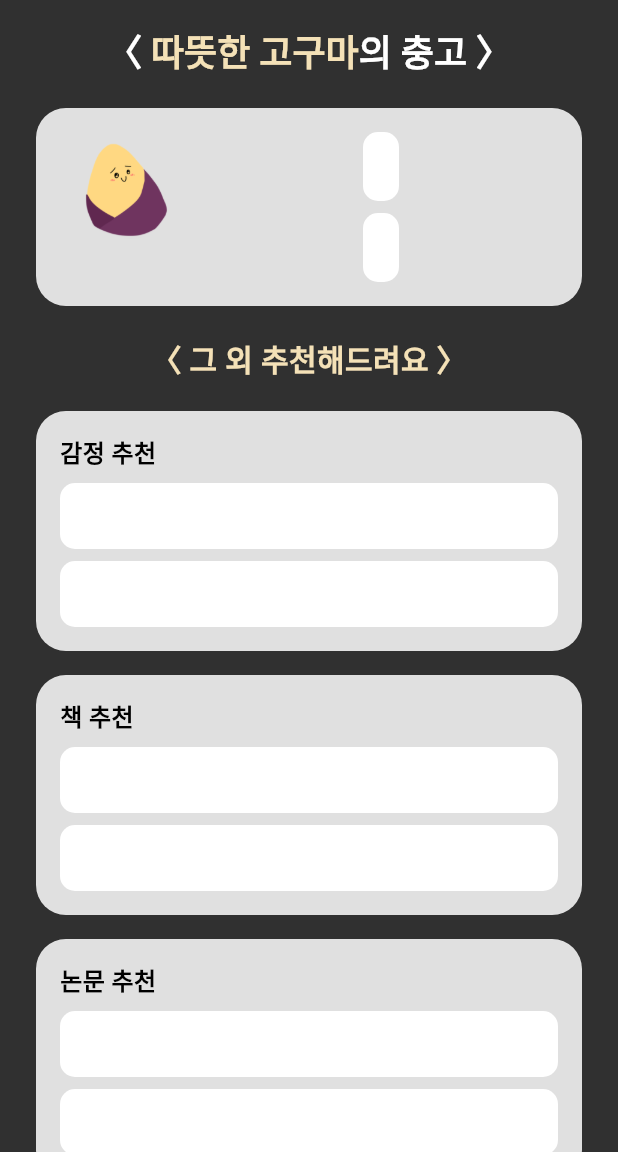
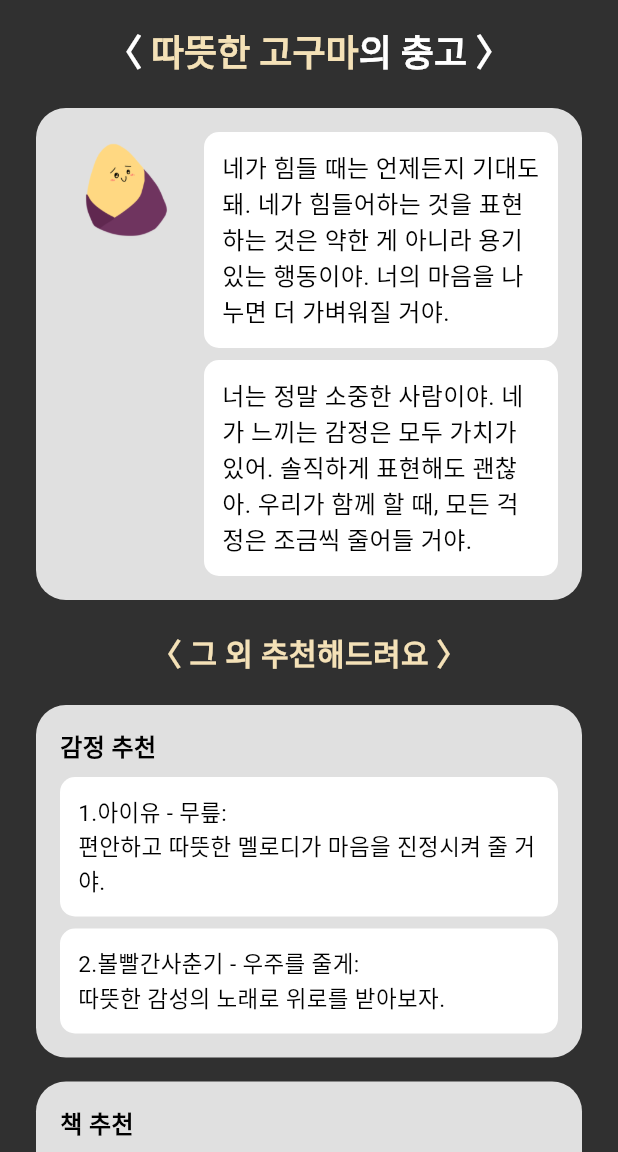
Before and after one commit to haneulllll/DailySweet, a Flutter app: the SelectTorFPage screen opened directly, after a tap on "따뜻한 고구마", on a phone screen of 412 x 824 dp, the part 84-1236 px from its top. Run offline on Flutter 3.47's test engine with Material 3 defaults, Android fonts, the phone set to English and light mode, and no system bars; Roboto replaces fonts that are missing (Nanum SeongSirCe).

Commit message:
Add description

```diff
--- a/lib/collection.dart
+++ b/lib/collection.dart
@@ -1,8 +1,11 @@
 import 'package:flutter/material.dart';
-import 'package:http/http.dart' as http;
-import 'dart:convert';
-import 'callServer.dart';
 
+/*
+<<구현한 기능 목록>>
+* CollectionPage: 월별로 생성된 고구마 이미지를 컬렉션으로 보여주는 페이지
+* _fetchPotatoCollection: 서버에서 월별 고구마 컬렉션 데이터를 가져오는 함수
+* GridView.builder: 12개월을 나타내는 그리드를 생성하고, 각 월에 해당하는 고구마 이미지를 표시
+*/
 
 class CollectionPage extends StatefulWidget {
   @override
@@ -20,7 +23,6 @@ class _CollectionPageState extends State<CollectionPage> {
     _fetchPotatoCollection();
   }
 
-
   // 서버에서 고구마 컬렉션 데이터를 가져오는 함수
   Future<void> _fetchPotatoCollection() async {
     // TODO: 서버에서 데이터를 가져와서 collectedPotatoes에 저장
@@ -35,10 +37,6 @@ class _CollectionPageState extends State<CollectionPage> {
       9: 'images/3.png',
       11: 'images/4.png',
     };
-    //collectedPotatoes = await ApiService().getAllSP();
-    //실제 이미지 데이터 호출
-    //고구마 이미지 table을 다 긁어오는 형식(1~12월)로 구현
-    //아직 작성안한 월의 고구마는 안 불러오는 식으로 구현할 수도 있음(선택사항)
 
     // 데이터가 로드된 후 화면 갱신
     setState(() {});
--- a/lib/feedback.dart
+++ b/lib/feedback.dart
@@ -1,5 +1,14 @@
 import 'package:flutter/material.dart';
 import 'homepage.dart';
+
+/*
+<<구현한 기능 목록>>
+* FeedbackPage: 선택한 고구마 스타일에 대한 피드백을 표시하는 페이지
+* AppBar: 페이지 상단의 제목 및 뒤로가기 버튼을 표시
+* RichText: 선택한 고구마 스타일의 제목을 강조하여 표시합니다.
+* _buildRecommendationBox: 조언,음악, 책, 논문의 추천 항목을 표시하는 위젯
+* Navigator: 페이지 간 이동을 처리 (이전 화면으로 돌아가기, 다른 스타일로 이동, 완료 버튼을 눌러 메인 페이지로 이동)
+*/
 
 class FeedbackPage extends StatelessWidget {
   final String title;
@@ -84,7 +93,9 @@ class FeedbackPage extends StatelessWidget {
                             borderRadius: BorderRadius.circular(10),
                           ),
                           child: Text(
-                            "",
+                            isWarm
+                                ? "네가 힘들 때는 언제든지 기대도 돼. 네가 힘들어하는 것을 표현하는 것은 약한 게 아니라 용기 있는 행동이야. 너의 마음을 나누면 더 가벼워질 거야."
+                                : "언제나 사람을 많이 배려하는 것은 좋지만, 때로는 네 자신의 경계도 지켜야 해. 상대방을 너무 의식하다 보면 너 자신이 지치거나 힘들어질 수 있어.",
                             style: TextStyle(
                               color: Colors.black,
                               fontSize: 16,
@@ -101,7 +112,9 @@ class FeedbackPage extends StatelessWidget {
                             borderRadius: BorderRadius.circular(10),
                           ),
                           child: Text(
-                            "",
+                            isWarm
+                                ? "너는 정말 소중한 사람이야. 네가 느끼는 감정은 모두 가치가 있어. 솔직하게 표현해도 괜찮아. 우리가 함께 할 때, 모든 걱정은 조금씩 줄어들 거야."
+                                : "때로는 솔직한 의견을 말하는 것도 중요한 용기야. 네가 진심을 담아 표현할 때, 상대방도 너의 진심을 이해할 수 있어.",
                             style: TextStyle(
                               color: Colors.black,
                               fontSize: 16,
@@ -234,10 +247,14 @@ class FeedbackPage extends StatelessWidget {
               borderRadius: BorderRadius.circular(10),
             ),
             child: Text(
-              "",
+              title == "감정 추천"
+                  ? "1.아이유 - 무릎:\n편안하고 따뜻한 멜로디가 마음을 진정시켜 줄 거야."
+                  : title == "책 추천"
+                  ? "<<사람을 얻는 기술>> - 지시니 지음 \n상대방과의 관계에서 너의 감정을 지키며 건강하게 소통하는 방법에 대해 알려 줄 거야."
+                  : "1.Boundary Setting in Friendships : \n친구 관계에서 경계를 설정하고 조정하는 법에 대한 연구 자료야. 친구와의 관계 속에서 네 자신을 지킬 수 있는 방법을 알려 줄 거야.",
               style: TextStyle(
                 color: Colors.black,
-                fontSize: 14,
+                fontSize: 15,
                 fontFamily: 'Nanum SeongSirCe',
               ),
             ),
@@ -252,10 +269,14 @@ class FeedbackPage extends StatelessWidget {
               borderRadius: BorderRadius.circular(10),
             ),
             child: Text(
-              "",
+              title == "감정 추천"
+                  ? "2.볼빨간사춘기 - 우주를 줄게: \n따뜻한 감성의 노래로 위로를 받아보자."
+                  : title == "책 추천"
+                  ? "<<화성에서 온 남자 금성에서 온 여자>> - 존 그레이 \n남녀의 차이를 이해하고 관계를 개선할 수 있는 방법을 담고 있어."
+                  : "2.Emotional Expression and Conflict in Friendships : \n친구 간의 갈등과 감정 표현에 대한 연구야. 네가 현재 느끼고 있는 감정에 대해 이해하는 데 도움이 될 거야.",
               style: TextStyle(
                 color: Colors.black,
-                fontSize: 14,
+                fontSize: 15,
                 fontFamily: 'Nanum SeongSirCe',
               ),
             ),
--- a/lib/homepage.dart
+++ b/lib/homepage.dart
@@ -2,6 +2,18 @@ import 'package:flutter/material.dart';
 import 'package:intl/intl.dart';
 import 'Typing.dart';
 import 'month_feedback.dart';
+
+/*
+<<구현한 기능 목록>>
+* CalendarPage: 캘린더 형태로 일기를 관리할 수 있는 페이지를 생성
+* _previousMonth: 이전 달로 이동하는 함수
+* _nextMonth: 다음 달로 이동하는 함수
+* _getDiaryCountForCurrentMonth: 현재 월에 작성된 일기 수를 반환하는 함수
+* _buildWeekdayHeader: 요일 헤더를 생성하는 위젯
+* _buildCalendar: 달력의 각 날짜를 생성하는 위젯
+* _buildBottomNavigation: 하단 네비게이션 바를 생성하는 위젯
+* _showPotatoPopup: 일기 작성 횟수가 5회 미만일 경우 팝업창을 표시하는 함수
+*/
 
 class CalendarPage extends StatefulWidget {
   @override
@@ -262,7 +274,7 @@ class _CalendarPageState extends State<CalendarPage> {
             mainAxisSize: MainAxisSize.min,
             children: [
               Image.asset(
-                'images/1.png',//이미지 값 동적으로 집어넣을 필요성
+                'images/1.png',
                 width: 60,
                 height: 60,
               ),
--- a/lib/main.dart
+++ b/lib/main.dart
@@ -3,6 +3,13 @@ import 'splash.dart';
 import 'homepage.dart';
 import 'package:intl/intl.dart';
 import 'package:intl/date_symbol_data_local.dart';
+
+/*
+<<구현한 기능 목록>>
+* SplashScreen: 앱 실행 시 3초 동안 로딩 화면(splash.dart)을 보여준 후 홈 페이지(homepage.dart)로 이동
+* CalendarPage: 로딩 화면 이후에 표시되는 메인 화면으로, 캘린더 형태로 일기를 관리
+* initializeDateFormatting: 한국어 날짜 형식을 사용하기 위해 초기화합니다.
+*/
 
 void main() async{
   WidgetsFlutterBinding.ensureInitialized();
--- a/lib/month_feedback.dart
+++ b/lib/month_feedback.dart
@@ -1,6 +1,12 @@
 import 'package:flutter/material.dart';
 import 'package:intl/intl.dart';
 import 'collection.dart';
+
+/*
+<<구현한 기능 목록>>
+* MonthFeedbackPage: 현재 월의 일기내용을 분석한 결과, 생성된 고구마를 표시하는 페이지
+* AppBar: 화면 상단에 제목, 뒤로가기 버튼, 고구마 컬렉션 버튼을 통해 고구마 컬렉션 페이지로 이동
+*/
 
 class MonthFeedbackPage extends StatelessWidget {
   @override
@@ -104,7 +110,7 @@ class MonthFeedbackPage extends StatelessWidget {
                   SizedBox(height: 12),
                   // 고구마 스타일 제목 표시
                   Text(
-                    "“나는 [ 안경잡이 고구마 ] 예요”",// 고구마 case에 맞는 이름 호출
+                    "“나는 [ 안경잡이 고구마 ] 예요”",
                     style: TextStyle(
                       color: Colors.black,
                       fontSize: 23,
@@ -118,7 +124,7 @@ class MonthFeedbackPage extends StatelessWidget {
             ),
             SizedBox(height: 30),
             // 고구마 스타일 설명 텍스트
-            Text(//고구마 자기소개 할당
+            Text(
               "힘든 상황에서도 포기하지 않고, 다양한 솔루션을 얻으며 문제를 해결해내는 능력을 가진 고구마예요. 고민이 많더라도 항상 더 나은 답을 찾기 위해 노력하며 성장하고, 주변에도 긍정적인 에너지를 주는 고구마라고 할 수 있죠.",
               style: TextStyle(
                 color: Colors.white,
--- a/lib/selectTorF.dart
+++ b/lib/selectTorF.dart
@@ -1,5 +1,14 @@
 import 'package:diary_ui/feedback.dart';
 import 'package:flutter/material.dart';
+
+/*
+<<구현한 기능 목록>>
+* SelectTorFPage: 사용자가 원하는 피드백 스타일(따뜻한 고구마 또는 냉철한 고구마)을 선택할 수 있는 페이지
+* AppBar: 화면 상단에 제목과 뒤로가기 버튼을 표시
+* RichText: 사용자에게 원하는 고구마 스타일을 선택하라는 안내 메시지를 표시
+* _buildPotatoButton: 따뜻한 고구마와 냉철한 고구마 버튼을 통해 사용자가 원하는 스타일을 선택할 수 있도록 제공
+* Navigator: 사용자가 선택한 고구마 스타일에 따라 FeedbackPage로 이동
+*/
 
 class SelectTorFPage extends StatelessWidget {
   @override
@@ -57,7 +66,7 @@ class SelectTorFPage extends StatelessWidget {
             // 냉철한 고구마 버튼
             _buildPotatoButton(
               context,
-              imagePath: 'images/4.png',//하드코딩, 수정 요함
+              imagePath: 'images/4.png',
               title: "냉철한 고구마",
               isWarm: false,
               description: "일기 내용을 분석한 뒤, 최적화된 솔루션을 제공합니다.\n해결책이 필요한 분들에게 추천합니다.",
--- a/lib/splash.dart
+++ b/lib/splash.dart
@@ -1,4 +1,10 @@
 import 'package:flutter/material.dart';
+
+/*
+<<구현한 기능 목록>>
+* Splash: 앱 실행 시 처음 보여지는 로딩 화면을 구성하는 위젯
+* 중앙에 로고 이미지와 앱 이름을 텍스트로 표시
+*/
 
 class Splash extends StatelessWidget {
   @override
--- a/lib/typing.dart
+++ b/lib/typing.dart
@@ -1,5 +1,16 @@
 import 'package:flutter/material.dart';
 import 'selectTorF.dart';
+
+/*
+<<구현한 기능 목록>>
+* TypingPage: 사용자가 일기를 작성할 수 있는 페이지
+* TextField: 사용자가 일기를 입력할 수 있는 입력 필드를 제공
+* AppBar: 화면 상단에 뒤로가기 버튼과 페이지 제목을 표시
+* 완료 버튼: 작성한 일기를 저장하고, 분석 여부를 묻는 팝업 창을 띄움
+* _showAnalysisDialog: 일기 분석 여부를 묻는 팝업 창을 표시하는 함수
+* Navigator: 사용자가 선택한 옵션에 따라 일기 분석 페이지(SelectTorFPage)로 이동하거나, 일기만 기록하고 돌아옴
+*/
+
 
 class TypingPage extends StatelessWidget {
   final DateTime date;
@@ -119,7 +130,7 @@ class TypingPage extends StatelessWidget {
             mainAxisSize: MainAxisSize.min,
             children: [
               Image.asset(
-                'images/1.png',//이미지 따로 할당 필요
+                'images/1.png',
                 width: 100,
                 height: 100,
               ),
@@ -142,6 +153,7 @@ class TypingPage extends StatelessWidget {
                       padding: const EdgeInsets.symmetric(horizontal: 4.0),
                       child: ElevatedButton(
                         onPressed: () {
+                          diaryEntries[date] = textController.text; // 일기 내용 저장
                           Navigator.push(
                             context,
                             MaterialPageRoute(builder: (context) => SelectTorFPage()),
```
